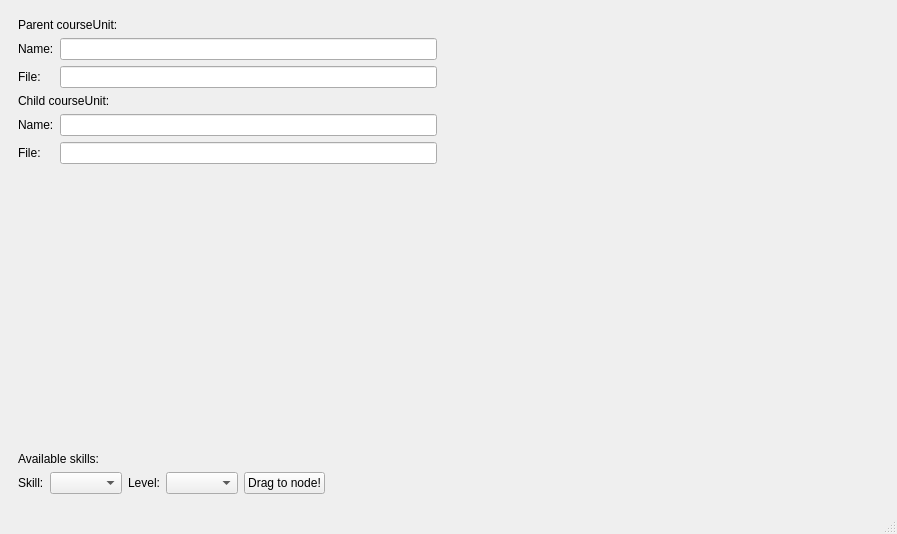
timattt/Cognitia-II, file Sources/App/CourseEditor/courseeditor.ui: the form before one commit.
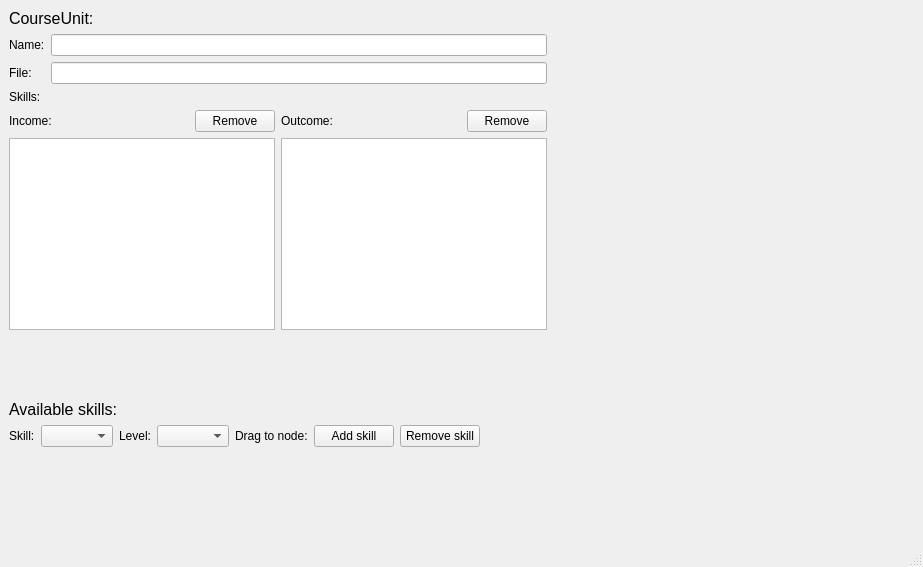
The form after the commit. Custom widgets are drawn as their Qt base class.

Commit message: CourseEditor | Feature | skills lists

Patch:
```diff
--- a/Sources/App/CourseEditor/courseeditor.ui
+++ b/Sources/App/CourseEditor/courseeditor.ui
@@ -6,22 +6,33 @@
    <rect>
     <x>0</x>
     <y>0</y>
-    <width>897</width>
-    <height>534</height>
+    <width>923</width>
+    <height>567</height>
    </rect>
   </property>
   <property name="windowTitle">
    <string>MainWindow</string>
   </property>
   <widget class="QWidget" name="centralwidget">
-   <layout class="QHBoxLayout" name="horizontalLayout_2">
-    <item>
      <widget class="QWidget" name="widget_2" native="true">
+    <property name="geometry">
+     <rect>
+      <x>9</x>
+      <y>9</y>
+      <width>538</width>
+      <height>438</height>
+     </rect>
+    </property>
       <layout class="QVBoxLayout" name="verticalLayout">
        <item>
         <widget class="QLabel" name="label">
+       <property name="font">
+        <font>
+         <pointsize>12</pointsize>
+        </font>
+       </property>
          <property name="text">
-          <string>Parent courseUnit:</string>
+        <string>CourseUnit:</string>
          </property>
         </widget>
        </item>
@@ -50,33 +61,55 @@
         </layout>
        </item>
        <item>
+      <widget class="QLabel" name="label_7">
+       <property name="text">
+        <string>Skills:</string>
+       </property>
+      </widget>
+     </item>
+     <item>
+      <layout class="QGridLayout" name="gridLayout">
+       <item row="1" column="0">
+        <widget class="QTreeView" name="inList"/>
+       </item>
+       <item row="1" column="1">
+        <widget class="QTableView" name="outList"/>
+       </item>
+       <item row="0" column="0">
+        <layout class="QHBoxLayout" name="horizontalLayout_2">
+         <item>
         <widget class="QLabel" name="label_2">
          <property name="text">
-          <string>Child courseUnit:</string>
+            <string>Income:</string>
          </property>
         </widget>
        </item>
-       <item>
-        <layout class="QFormLayout" name="formLayout_2">
-         <item row="0" column="0">
-          <widget class="QLabel" name="nameLabel_2">
+         <item alignment="Qt::AlignRight">
+          <widget class="QPushButton" name="removeIn">
            <property name="text">
-            <string>Name:</string>
+            <string>Remove</string>
            </property>
           </widget>
+         </item>
+        </layout>
          </item>
          <item row="0" column="1">
-          <widget class="QLineEdit" name="nameLineEdit_2"/>
+        <layout class="QHBoxLayout" name="horizontalLayout_3">
+         <item>
+          <widget class="QLabel" name="label_8">
+           <property name="text">
+            <string>Outcome:</string>
+           </property>
+          </widget>
          </item>
-         <item row="1" column="0">
-          <widget class="QLabel" name="fileLabel_2">
+         <item alignment="Qt::AlignRight">
+          <widget class="QPushButton" name="removeOut">
            <property name="text">
-            <string>File:</string>
+            <string>Remove</string>
            </property>
           </widget>
          </item>
-         <item row="1" column="1">
-          <widget class="QLineEdit" name="fileLineEdit_2"/>
+        </layout>
          </item>
         </layout>
        </item>
@@ -95,6 +128,11 @@
        </item>
        <item>
         <widget class="QLabel" name="label_3">
+       <property name="font">
+        <font>
+         <pointsize>12</pointsize>
+        </font>
+       </property>
          <property name="text">
           <string>Available skills:</string>
          </property>
@@ -123,9 +161,23 @@
           <widget class="QComboBox" name="levelsSelector"/>
          </item>
          <item>
-          <widget class="QPushButton" name="pushButton">
+        <widget class="QLabel" name="label_6">
            <property name="text">
-            <string>Drag to node!</string>
+          <string>Drag to node:</string>
+         </property>
+        </widget>
+       </item>
+       <item>
+        <widget class="QPushButton" name="addSkill">
+         <property name="text">
+          <string>Add skill</string>
+         </property>
+        </widget>
+       </item>
+       <item>
+        <widget class="QPushButton" name="removeSkill">
+         <property name="text">
+          <string>Remove skill</string>
            </property>
           </widget>
          </item>
@@ -146,28 +198,19 @@
        </item>
       </layout>
      </widget>
-    </item>
-    <item>
-     <spacer name="horizontalSpacer">
-      <property name="orientation">
-       <enum>Qt::Horizontal</enum>
-      </property>
-      <property name="sizeHint" stdset="0">
-       <size>
-        <width>425</width>
-        <height>208</height>
-       </size>
-      </property>
-     </spacer>
-    </item>
-    <item>
      <widget class="CourseUnitViewer" name="widget" native="true">
+    <property name="geometry">
+     <rect>
+      <x>904</x>
+      <y>9</y>
+      <width>16</width>
+      <height>506</height>
+     </rect>
+    </property>
       <property name="styleSheet">
        <string notr="true"/>
       </property>
      </widget>
-    </item>
-   </layout>
   </widget>
   <widget class="QMenuBar" name="menubar">
    <property name="geometry">
```
Left out of the diff: 2 changed lines with no effect on the pictures. Lines whose indentation alone changed are shown as unchanged. The commit also changes 16 other files.
